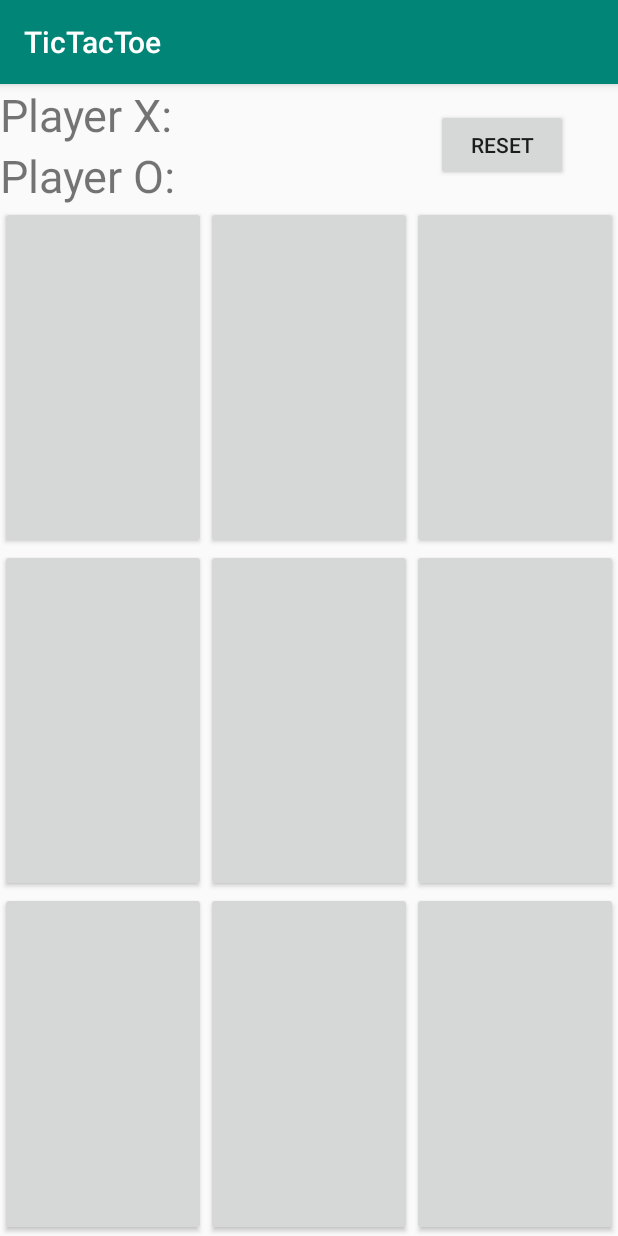
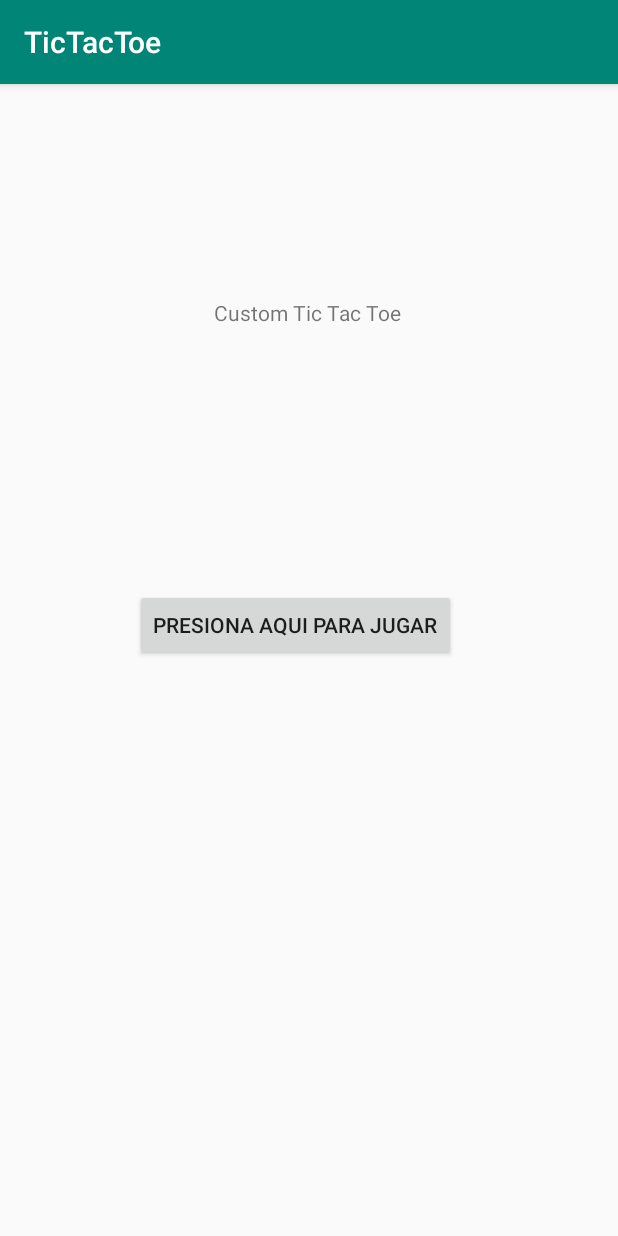
Before and after one commit to FinchGabin/TicTacToe, an Android app: the screen it shows after launch (MainActivity before the commit, Main2Activity after it), on a phone screen of 412 x 824 dp. Run offline under Robolectric (Android 15) with nearby library versions, the phone set to English and light mode, and no system bars.

Commit message:
Acabado
Acabado

```diff
--- /dev/null
+++ b/app/src/main/java/mx/com/gabinriestrin/tictactoe/Main2Activity.java
@@ -0,0 +1,29 @@
+package mx.com.gabinriestrin.tictactoe;
+
+import android.content.Intent;
+import android.support.v7.app.AppCompatActivity;
+import android.os.Bundle;
+import android.view.View;
+import android.widget.Button;
+
+public class Main2Activity extends AppCompatActivity {
+
+
+
+
+    private Button iniciar;
+
+    @Override
+    protected void onCreate(Bundle savedInstanceState) {
+        super.onCreate(savedInstanceState);
+        setContentView(R.layout.activity_main2);
+        iniciar = (Button) findViewById(R.id.button);
+        iniciar.setOnClickListener(new View.OnClickListener() {
+            @Override
+            public void onClick(View v) {
+                Intent inicio = new Intent(Main2Activity.this,Main3Activity.class);
+                startActivity(inicio);
+            }
+        });
+    }
+}
--- /dev/null
+++ b/app/src/main/res/layout/activity_main2.xml
@@ -0,0 +1,40 @@
+<?xml version="1.0" encoding="utf-8"?>
+<android.support.constraint.ConstraintLayout xmlns:android="http://schemas.android.com/apk/res/android"
+    xmlns:app="http://schemas.android.com/apk/res-auto"
+    xmlns:tools="http://schemas.android.com/tools"
+    android:layout_width="match_parent"
+    android:layout_height="match_parent"
+    tools:context=".Main2Activity">
+
+    <Button
+        android:id="@+id/button"
+        android:layout_width="wrap_content"
+        android:layout_height="wrap_content"
+        android:layout_marginStart="139dp"
+        android:layout_marginLeft="139dp"
+        android:layout_marginTop="53dp"
+        android:layout_marginEnd="157dp"
+        android:layout_marginRight="157dp"
+        android:layout_marginBottom="316dp"
+        android:text="Presiona aqui para jugar"
+        app:layout_constraintBottom_toBottomOf="parent"
+        app:layout_constraintEnd_toEndOf="parent"
+        app:layout_constraintStart_toStartOf="parent"
+        app:layout_constraintTop_toBottomOf="@+id/textView" />
+
+    <TextView
+        android:id="@+id/textView"
+        android:layout_width="wrap_content"
+        android:layout_height="wrap_content"
+        android:layout_marginStart="128dp"
+        android:layout_marginLeft="128dp"
+        android:layout_marginTop="75dp"
+        android:layout_marginEnd="127dp"
+        android:layout_marginRight="127dp"
+        android:layout_marginBottom="53dp"
+        android:text="Custom Tic Tac Toe "
+        app:layout_constraintBottom_toTopOf="@+id/button"
+        app:layout_constraintEnd_toEndOf="parent"
+        app:layout_constraintStart_toStartOf="parent"
+        app:layout_constraintTop_toTopOf="parent" />
+</android.support.constraint.ConstraintLayout>
--- a/app/src/main/res/layout/activity_main.xml
+++ b/app/src/main/res/layout/activity_main3.xml
@@ -5,7 +5,7 @@
     android:layout_width="match_parent"
     android:layout_height="match_parent"
     android:orientation="vertical"
-    tools:context=".MainActivity">
+    tools:context=".Main3Activity">
 
     <RelativeLayout
         android:layout_width="match_parent"
@@ -15,7 +15,7 @@
             android:id="@+id/text_view_p1"
             android:layout_width="wrap_content"
             android:layout_height="wrap_content"
-            android:text="Player X:"
+            android:text="Player X"
             android:textSize="30sp" />
 
         <TextView
@@ -23,18 +23,8 @@
             android:layout_width="wrap_content"
             android:layout_height="wrap_content"
             android:layout_below="@+id/text_view_p1"
-            android:text="Player O:"
+            android:text="Player O"
             android:textSize="30sp" />
-
-        <Button
-            android:id="@+id/button_reset"
-            android:layout_width="wrap_content"
-            android:layout_height="wrap_content"
-            android:layout_alignParentEnd="true"
-            android:layout_alignParentRight="true"
-            android:layout_centerVertical="true"
-            android:layout_marginEnd="33dp"
-            android:text="reset" />
 
     </RelativeLayout>
 
```
Also changed, not shown: app/src/main/AndroidManifest.xml (+8 -1 lines), app/src/main/java/mx/com/gabinriestrin/tictactoe/Main3Activity.java (renamed from app/src/main/java/mx/com/gabinriestrin/tictactoe/MainActivity.java, +35 -33 lines).
